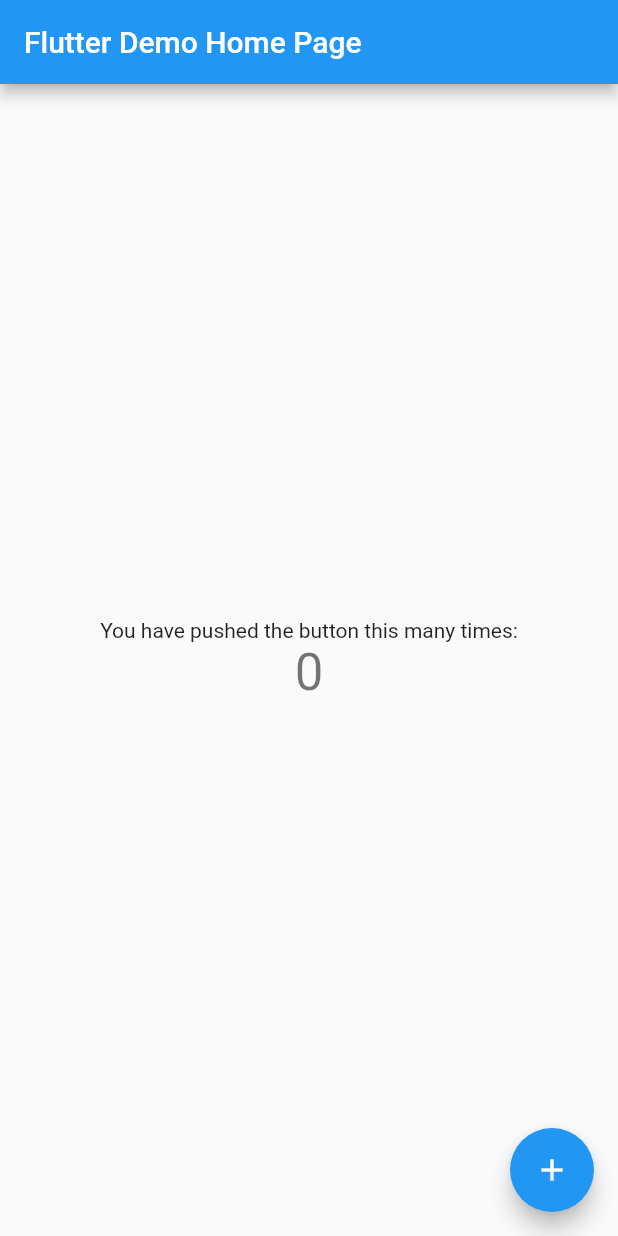
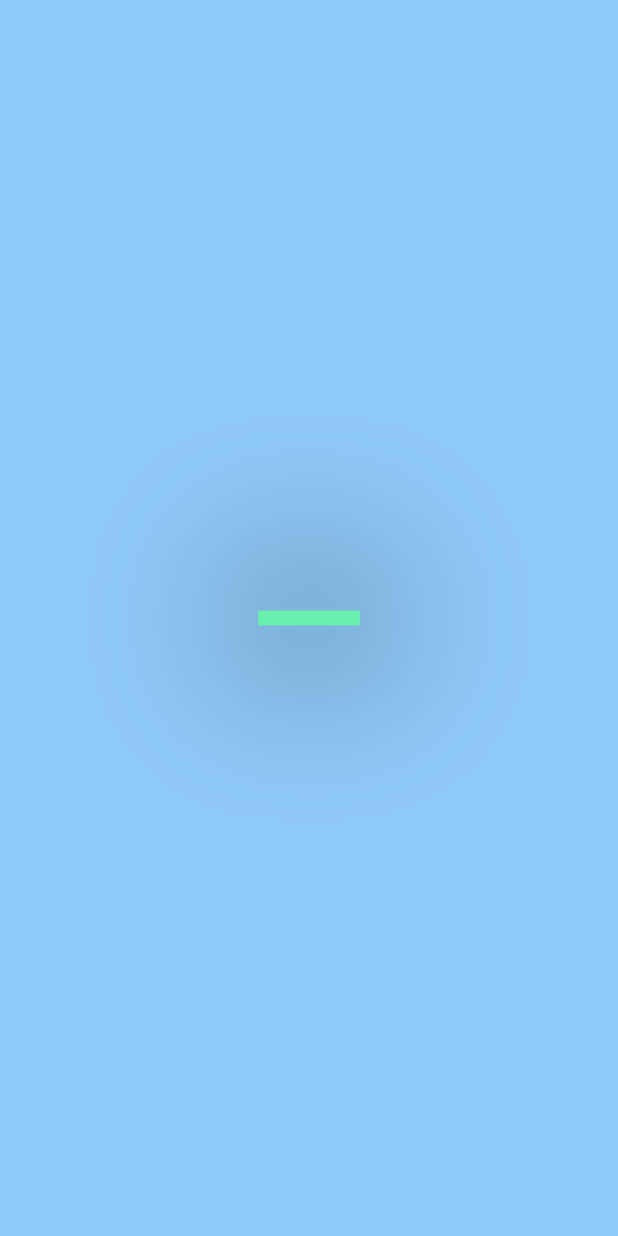
Before and after one commit to spindycell/Flutter-Hadist-Arbain, a Flutter app: the screen it shows after launch, on a phone screen of 412 x 824 dp. Run offline on Flutter 3.47's test engine with Material 2 defaults, Android fonts, the phone set to English and light mode, and no system bars.

Commit message:
update tampilan lofi di XD

```diff
--- a/hadist/lib/main.dart
+++ b/hadist/lib/main.dart
@@ -1,111 +1,28 @@
 import 'package:flutter/material.dart';
 
-void main() => runApp(MyApp());
-
-class MyApp extends StatelessWidget {
-  // This widget is the root of your application.
-  @override
-  Widget build(BuildContext context) {
-    return MaterialApp(
-      title: 'Flutter Demo',
-      theme: ThemeData(
-        // This is the theme of your application.
-        //
-        // Try running your application with "flutter run". You'll see the
-        // application has a blue toolbar. Then, without quitting the app, try
-        // changing the primarySwatch below to Colors.green and then invoke
-        // "hot reload" (press "r" in the console where you ran "flutter run",
-        // or simply save your changes to "hot reload" in a Flutter IDE).
-        // Notice that the counter didn't reset back to zero; the application
-        // is not restarted.
-        primarySwatch: Colors.blue,
-      ),
-      home: MyHomePage(title: 'Flutter Demo Home Page'),
-    );
-  }
-}
-
-class MyHomePage extends StatefulWidget {
-  MyHomePage({Key key, this.title}) : super(key: key);
-
-  // This widget is the home page of your application. It is stateful, meaning
-  // that it has a State object (defined below) that contains fields that affect
-  // how it looks.
-
-  // This class is the configuration for the state. It holds the values (in this
-  // case the title) provided by the parent (in this case the App widget) and
-  // used by the build method of the State. Fields in a Widget subclass are
-  // always marked "final".
-
-  final String title;
-
-  @override
-  _MyHomePageState createState() => _MyHomePageState();
-}
-
-class _MyHomePageState extends State<MyHomePage> {
-  int _counter = 0;
-
-  void _incrementCounter() {
-    setState(() {
-      // This call to setState tells the Flutter framework that something has
-      // changed in this State, which causes it to rerun the build method below
-      // so that the display can reflect the updated values. If we changed
-      // _counter without calling setState(), then the build method would not be
-      // called again, and so nothing would appear to happen.
-      _counter++;
-    });
-  }
-
-  @override
-  Widget build(BuildContext context) {
-    // This method is rerun every time setState is called, for instance as done
-    // by the _incrementCounter method above.
-    //
-    // The Flutter framework has been optimized to make rerunning build methods
-    // fast, so that you can just rebuild anything that needs updating rather
-    // than having to individually change instances of widgets.
-    return Scaffold(
-      appBar: AppBar(
-        // Here we take the value from the MyHomePage object that was created by
-        // the App.build method, and use it to set our appbar title.
-        title: Text(widget.title),
-      ),
-      body: Center(
-        // Center is a layout widget. It takes a single child and positions it
-        // in the middle of the parent.
-        child: Column(
-          // Column is also layout widget. It takes a list of children and
-          // arranges them vertically. By default, it sizes itself to fit its
-          // children horizontally, and tries to be as tall as its parent.
-          //
-          // Invoke "debug painting" (press "p" in the console, choose the
-          // "Toggle Debug Paint" action from the Flutter Inspector in Android
-          // Studio, or the "Toggle Debug Paint" command in Visual Studio Code)
-          // to see the wireframe for each widget.
-          //
-          // Column has various properties to control how it sizes itself and
-          // how it positions its children. Here we use mainAxisAlignment to
-          // center the children vertically; the main axis here is the vertical
-          // axis because Columns are vertical (the cross axis would be
-          // horizontal).
-          mainAxisAlignment: MainAxisAlignment.center,
-          children: <Widget>[
-            Text(
-              'You have pushed the button this many times:',
-            ),
-            Text(
-              '$_counter',
-              style: Theme.of(context).textTheme.display1,
-            ),
-          ],
+void main(){
+  runApp(
+    new Container(
+      color: Colors.blue[200],
+      alignment: FractionalOffset.center,
+      child: new Container(
+        padding: const EdgeInsets.only(top: 10.0),
+        constraints: new BoxConstraints(
+          maxHeight: 10.0,
+          maxWidth: 100.0,
+        ),
+        decoration: new BoxDecoration(
+          color: Colors.greenAccent,
+          boxShadow: [new BoxShadow(
+            color: Colors.black,
+            spreadRadius: 10.0,
+            blurRadius: 100.0,
+          )]
+        ),
+        child: const Text("Hello Gans",
+          textDirection: TextDirection.rtl,
         ),
       ),
-      floatingActionButton: FloatingActionButton(
-        onPressed: _incrementCounter,
-        tooltip: 'Increment',
-        child: Icon(Icons.add),
-      ), // This trailing comma makes auto-formatting nicer for build methods.
-    );
-  }
+    )
+  );
 }
```
Also changed, not shown: 2 other files.
